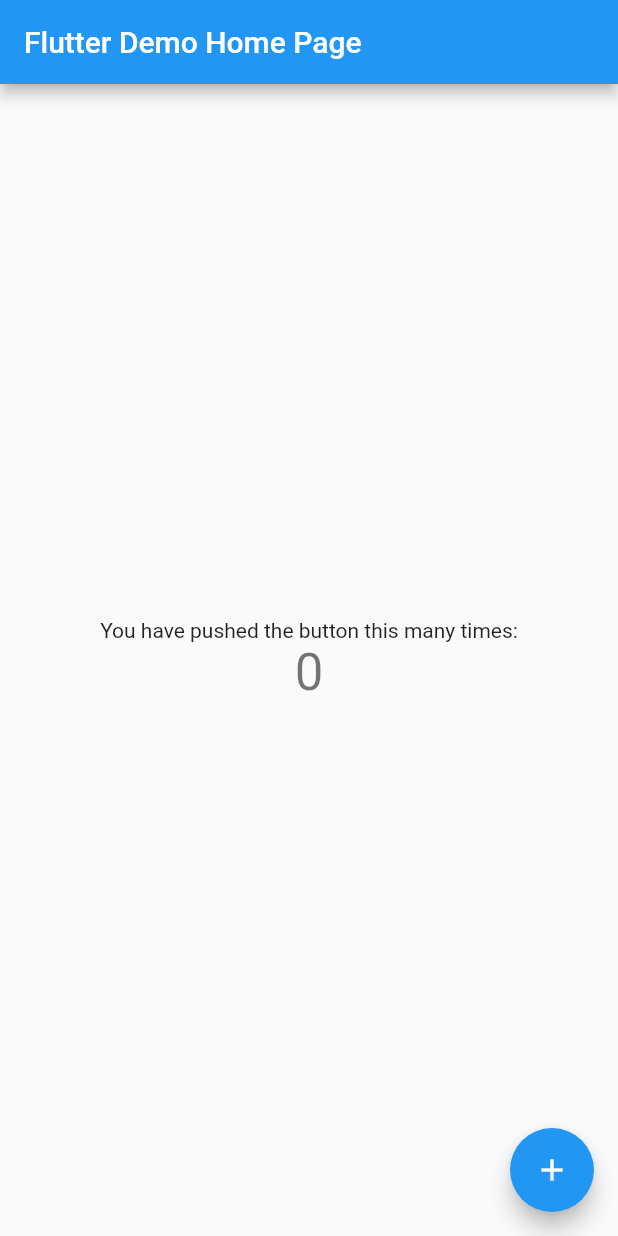
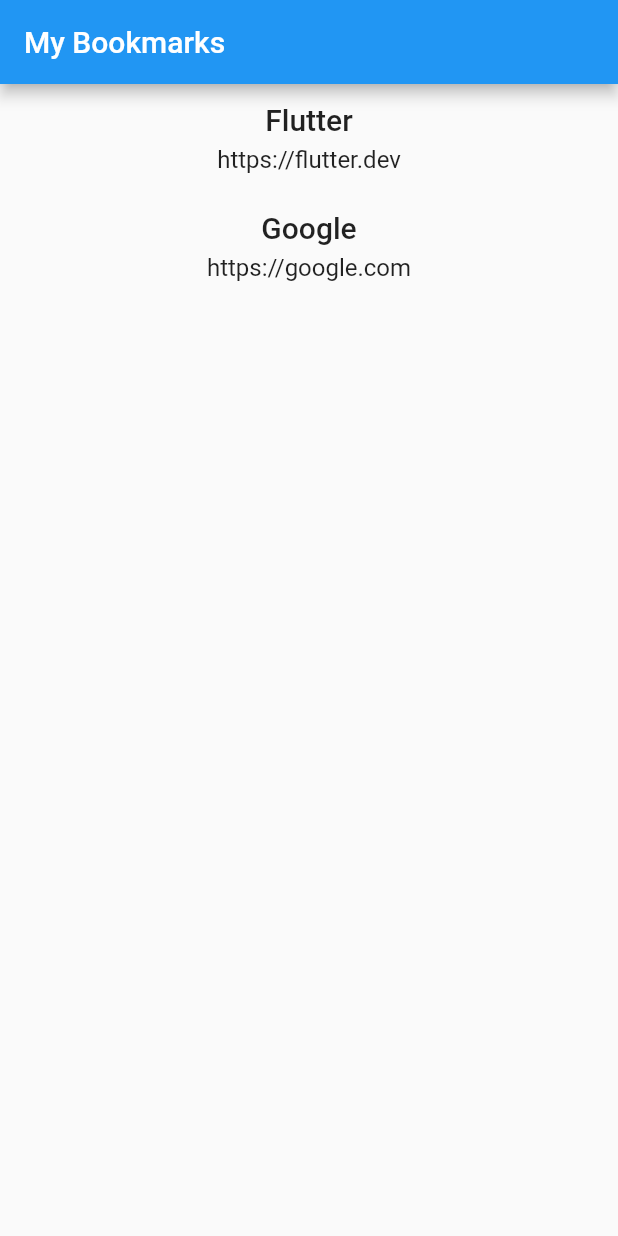
Before and after one commit to adimj23/flutter, a Flutter app: the screen it shows after launch, on a phone screen of 412 x 824 dp. Run offline on Flutter 3.47's test engine with Material 2 defaults, Android fonts, the phone set to English and light mode, and no system bars.

Commit message:
Creating bookmarks widgets

```diff
--- a/my_bookmarks/lib/main.dart
+++ b/my_bookmarks/lib/main.dart
@@ -1,117 +1,16 @@
 import 'package:flutter/material.dart';
+import 'package:my_bookmarks/page/bookmarks_page.dart';
 
 void main() {
-  runApp(MyApp());
+  runApp(MyBookmarks());
 }
 
-class MyApp extends StatelessWidget {
-  // This widget is the root of your application.
+class MyBookmarks extends StatelessWidget {
   @override
   Widget build(BuildContext context) {
+    // TODO: implement build
     return MaterialApp(
-      title: 'Flutter Demo',
-      theme: ThemeData(
-        // This is the theme of your application.
-        //
-        // Try running your application with "flutter run". You'll see the
-        // application has a blue toolbar. Then, without quitting the app, try
-        // changing the primarySwatch below to Colors.green and then invoke
-        // "hot reload" (press "r" in the console where you ran "flutter run",
-        // or simply save your changes to "hot reload" in a Flutter IDE).
-        // Notice that the counter didn't reset back to zero; the application
-        // is not restarted.
-        primarySwatch: Colors.blue,
-        // This makes the visual density adapt to the platform that you run
-        // the app on. For desktop platforms, the controls will be smaller and
-        // closer together (more dense) than on mobile platforms.
-        visualDensity: VisualDensity.adaptivePlatformDensity,
-      ),
-      home: MyHomePage(title: 'Flutter Demo Home Page'),
+      home: BookmarksPage(),
     );
   }
 }
-
-class MyHomePage extends StatefulWidget {
-  MyHomePage({Key key, this.title}) : super(key: key);
-
-  // This widget is the home page of your application. It is stateful, meaning
-  // that it has a State object (defined below) that contains fields that affect
-  // how it looks.
-
-  // This class is the configuration for the state. It holds the values (in this
-  // case the title) provided by the parent (in this case the App widget) and
-  // used by the build method of the State. Fields in a Widget subclass are
-  // always marked "final".
-
-  final String title;
-
-  @override
-  _MyHomePageState createState() => _MyHomePageState();
-}
-
-class _MyHomePageState extends State<MyHomePage> {
-  int _counter = 0;
-
-  void _incrementCounter() {
-    setState(() {
-      // This call to setState tells the Flutter framework that something has
-      // changed in this State, which causes it to rerun the build method below
-      // so that the display can reflect the updated values. If we changed
-      // _counter without calling setState(), then the build method would not be
-      // called again, and so nothing would appear to happen.
-      _counter++;
-    });
-  }
-
-  @override
-  Widget build(BuildContext context) {
-    // This method is rerun every time setState is called, for instance as done
-    // by the _incrementCounter method above.
-    //
-    // The Flutter framework has been optimized to make rerunning build methods
-    // fast, so that you can just rebuild anything that needs updating rather
-    // than having to individually change instances of widgets.
-    return Scaffold(
-      appBar: AppBar(
-        // Here we take the value from the MyHomePage object that was created by
-        // the App.build method, and use it to set our appbar title.
-        title: Text(widget.title),
-      ),
-      body: Center(
-        // Center is a layout widget. It takes a single child and positions it
-        // in the middle of the parent.
-        child: Column(
-          // Column is also a layout widget. It takes a list of children and
-          // arranges them vertically. By default, it sizes itself to fit its
-          // children horizontally, and tries to be as tall as its parent.
-          //
-          // Invoke "debug painting" (press "p" in the console, choose the
-          // "Toggle Debug Paint" action from the Flutter Inspector in Android
-          // Studio, or the "Toggle Debug Paint" command in Visual Studio Code)
-          // to see the wireframe for each widget.
-          //
-          // Column has various properties to control how it sizes itself and
-          // how it positions its children. Here we use mainAxisAlignment to
-          // center the children vertically; the main axis here is the vertical
-          // axis because Columns are vertical (the cross axis would be
-          // horizontal).
-          mainAxisAlignment: MainAxisAlignment.center,
-          children: <Widget>[
-            Text(
-              'You have pushed the button this many times:',
-            ),
-            Text(
-              '$_counter',
-              style: Theme.of(context).textTheme.headline4,
-            ),
-          ],
-        ),
-      ),
-      floatingActionButton: FloatingActionButton(
-        onPressed: _incrementCounter,
-        tooltip: 'Increment',
-        child: Icon(Icons.add),
-      ), // This trailing comma makes auto-formatting nicer for build methods.
-    );
-  }
-}
--- /dev/null
+++ b/my_bookmarks/lib/model/bookmark.dart
@@ -0,0 +1,6 @@
+class Bookmark {
+  String title;
+  String link; //url
+
+  Bookmark(this.title, this.link);
+}
--- /dev/null
+++ b/my_bookmarks/lib/page/bookmarks_page.dart
@@ -0,0 +1,19 @@
+import 'package:flutter/material.dart';
+import 'package:my_bookmarks/model/bookmark.dart';
+import 'package:my_bookmarks/widget/bookmarks_list_widget.dart';
+
+class BookmarksPage extends StatelessWidget {
+  List<Bookmark> bookmarksList = [
+    Bookmark("Flutter", "https://flutter.dev"),
+    Bookmark("Google", "https://google.com")
+  ];
+  @override
+  Widget build(BuildContext context) {
+    return Scaffold(
+      appBar: AppBar(
+        title: Text("My Bookmarks"),
+      ),
+      body: BookmarksListWidget(bookmarksList),
+    );
+  }
+}
--- /dev/null
+++ b/my_bookmarks/lib/widget/bookmark_list_item_widget.dart
@@ -0,0 +1,23 @@
+import 'package:flutter/material.dart';
+import 'package:my_bookmarks/model/bookmark.dart';
+
+class BookmarkListItemWidget extends StatelessWidget {
+  Bookmark bookmark;
+
+  BookmarkListItemWidget(this.bookmark);
+
+  @override
+  Widget build(BuildContext context) {
+    // TODO: implement build
+    return Padding(
+      padding: const EdgeInsets.all(12),
+      child: Column(
+        children: [
+          Text(bookmark.title, style: Theme.of(context).textTheme.headline6),
+          SizedBox(height: 6),
+          Text(bookmark.link, style: Theme.of(context).textTheme.subtitle1),
+        ],
+      ),
+    );
+  }
+}
--- /dev/null
+++ b/my_bookmarks/lib/widget/bookmarks_list_widget.dart
@@ -0,0 +1,19 @@
+import 'package:flutter/material.dart';
+import 'package:my_bookmarks/model/bookmark.dart';
+import 'package:my_bookmarks/widget/bookmark_list_item_widget.dart';
+
+class BookmarksListWidget extends StatelessWidget {
+  List<Bookmark> bookmarksList;
+
+  BookmarksListWidget(this.bookmarksList);
+  @override
+  Widget build(BuildContext context) {
+    // TODO: implement build
+    return ListView(
+      children: [
+        BookmarkListItemWidget(bookmarksList[0]),
+        BookmarkListItemWidget(bookmarksList[1]),
+      ],
+    );
+  }
+}
```
Also changed, not shown: 1 other file.
